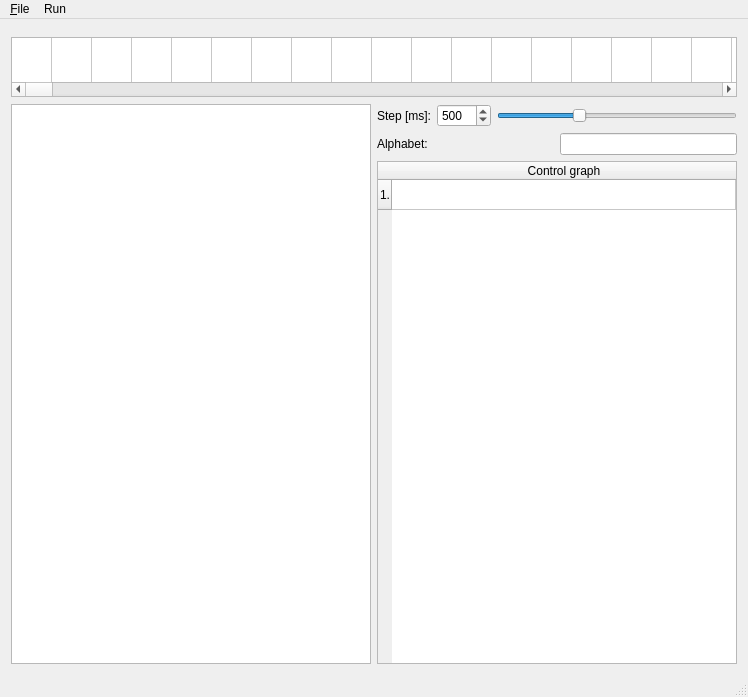
The window that TuringMachineGUI/TMMainWindow.ui (saleph/turing_machine) describes before a commit, drawn with Qt 5.
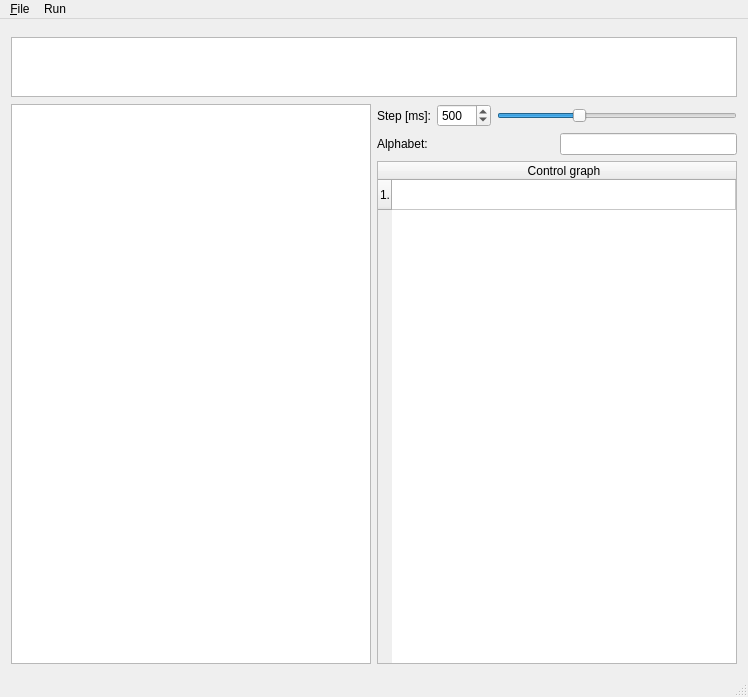
The same window after the commit. Custom widgets are drawn as their Qt base class.

Commit message: working tape model in quick

Patch:
```diff
--- a/TuringMachineGUI/TMMainWindow.ui
+++ b/TuringMachineGUI/TMMainWindow.ui
@@ -23,7 +23,7 @@
       <item>
        <layout class="QHBoxLayout" name="horizontalLayout_2">
         <item>
-         <widget class="QTableWidget" name="tapeWidget">
+         <widget class="QTableView" name="tapeWidget">
           <property name="sizePolicy">
            <sizepolicy hsizetype="Expanding" vsizetype="Fixed">
             <horstretch>0</horstretch>
@@ -53,1037 +53,6 @@
           <property name="selectionMode">
            <enum>QAbstractItemView::SingleSelection</enum>
           </property>
-          <property name="columnCount">
-           <number>1001</number>
-          </property>
-          <attribute name="horizontalHeaderVisible">
-           <bool>false</bool>
-          </attribute>
-          <attribute name="horizontalHeaderDefaultSectionSize">
-           <number>35</number>
-          </attribute>
-          <attribute name="horizontalHeaderMinimumSectionSize">
-           <number>35</number>
-          </attribute>
-          <attribute name="verticalHeaderVisible">
-           <bool>false</bool>
-          </attribute>
-          <attribute name="verticalHeaderDefaultSectionSize">
-           <number>45</number>
-          </attribute>
-          <attribute name="verticalHeaderMinimumSectionSize">
-           <number>45</number>
-          </attribute>
-          <row>
-           <property name="text">
-            <string>New Row</string>
-           </property>
-          </row>
-          <column>
-           <property name="text">
-            <string>New Column</string>
-           </property>
-          </column>
-          <column/>
-          <column/>
-          <column/>
-          <column/>
-          <column/>
-          <column/>
-          <column/>
-          <column/>
-          <column/>
-          <column/>
-          <column/>
-          <column/>
-          <column/>
-          <column/>
-          <column/>
-          <column/>
-          <column/>
-          <column/>
-          <column/>
-          <column/>
-          <column/>
-          <column/>
-          <column/>
-          <column/>
-          <column/>
-          <column/>
-          <column/>
-          <column/>
-          <column/>
-          <column/>
-          <column/>
-          <column/>
-          <column/>
-          <column/>
-          <column/>
-          <column/>
-          <column/>
-          <column/>
-          <column/>
-          <column/>
-          <column/>
-          <column/>
-          <column/>
-          <column/>
-          <column/>
-          <column/>
-          <column/>
-          <column/>
-          <column/>
-          <column/>
-          <column/>
-          <column/>
-          <column/>
-          <column/>
-          <column/>
-          <column/>
-          <column/>
-          <column/>
-          <column/>
-          <column/>
-          <column/>
-          <column/>
-          <column/>
-          <column/>
-          <column/>
-          <column/>
-          <column/>
-          <column/>
-          <column/>
-          <column/>
-          <column/>
-          <column/>
-          <column/>
-          <column/>
-          <column/>
-          <column/>
-          <column/>
-          <column/>
-          <column/>
-          <column/>
-          <column/>
-          <column/>
-          <column/>
-          <column/>
-          <column/>
-          <column/>
-          <column/>
-          <column/>
-          <column/>
-          <column/>
-          <column/>
-          <column/>
-          <column/>
-          <column/>
-          <column/>
-          <column/>
-          <column/>
-          <column/>
-          <column/>
-          <column/>
-          <column/>
-          <column/>
-          <column/>
-          <column/>
-          <column/>
-          <column/>
-          <column/>
-          <column/>
-          <column/>
-          <column/>
-          <column/>
-          <column/>
-          <column/>
-          <column/>
-          <column/>
-          <column/>
-          <column/>
-          <column/>
-          <column/>
-          <column/>
-          <column/>
-          <column/>
-          <column/>
-          <column/>
-          <column/>
-          <column/>
-          <column/>
-          <column/>
-          <column/>
-          <column/>
-          <column/>
-          <column/>
-          <column/>
-          <column/>
-          <column/>
-          <column/>
-          <column/>
-          <column/>
-          <column/>
-          <column/>
-          <column/>
-          <column/>
-          <column/>
-          <column/>
-          <column/>
-          <column/>
-          <column/>
-          <column/>
-          <column/>
-          <column/>
-          <column/>
-          <column/>
-          <column/>
-          <column/>
-          <column/>
-          <column/>
-          <column/>
-          <column/>
-          <column/>
-          <column/>
-          <column/>
-          <column/>
-          <column/>
-          <column/>
-          <column/>
-          <column/>
-          <column/>
-          <column/>
-          <column/>
-          <column/>
-          <column/>
-          <column/>
-          <column/>
-          <column/>
-          <column/>
-          <column/>
-          <column/>
-          <column/>
-          <column/>
-          <column/>
-          <column/>
-          <column/>
-          <column/>
-          <column/>
-          <column/>
-          <column/>
-          <column/>
-          <column/>
-          <column/>
-          <column/>
-          <column/>
-          <column/>
-          <column/>
-          <column/>
-          <column/>
-          <column/>
-          <column/>
-          <column/>
-          <column/>
-          <column/>
-          <column/>
-          <column/>
-          <column/>
-          <column/>
-          <column/>
-          <column/>
-          <column/>
-          <column/>
-          <column/>
-          <column/>
-          <column/>
-          <column/>
-          <column/>
-          <column/>
-          <column/>
-          <column/>
-          <column/>
-          <column/>
-          <column/>
-          <column/>
-          <column/>
-          <column/>
-          <column/>
-          <column/>
-          <column/>
-          <column/>
-          <column/>
-          <column/>
-          <column/>
-          <column/>
-          <column/>
-          <column/>
-          <column/>
-          <column/>
-          <column/>
-          <column/>
-          <column/>
-          <column/>
-          <column/>
-          <column/>
-          <column/>
-          <column/>
-          <column/>
-          <column/>
-          <column/>
-          <column/>
-          <column/>
-          <column/>
-          <column/>
-          <column/>
-          <column/>
-          <column/>
-          <column/>
-          <column/>
-          <column/>
-          <column/>
-          <column/>
-          <column/>
-          <column/>
-          <column/>
-          <column/>
-          <column/>
-          <column/>
-          <column/>
-          <column/>
-          <column/>
-          <column/>
-          <column/>
-          <column/>
-          <column/>
-          <column/>
-          <column/>
-          <column/>
-          <column/>
-          <column/>
-          <column/>
-          <column/>
-          <column/>
-          <column/>
-          <column/>
-          <column/>
-          <column/>
-          <column/>
-          <column/>
-          <column/>
-          <column/>
-          <column/>
-          <column/>
-          <column/>
-          <column/>
-          <column/>
-          <column/>
-          <column/>
-          <column/>
-          <column/>
-          <column/>
-          <column/>
-          <column/>
-          <column/>
-          <column/>
-          <column/>
-          <column/>
-          <column/>
-          <column/>
-          <column/>
-          <column/>
-          <column/>
-          <column/>
-          <column/>
-          <column/>
-          <column/>
-          <column/>
-          <column/>
-          <column/>
-          <column/>
-          <column/>
-          <column/>
-          <column/>
-          <column/>
-          <column/>
-          <column/>
-          <column/>
-          <column/>
-          <column/>
-          <column/>
-          <column/>
-          <column/>
-          <column/>
-          <column/>
-          <column/>
-          <column/>
-          <column/>
-          <column/>
-          <column/>
-          <column/>
-          <column/>
-          <column/>
-          <column/>
-          <column/>
-          <column/>
-          <column/>
-          <column/>
-          <column/>
-          <column/>
-          <column/>
-          <column/>
-          <column/>
-          <column/>
-          <column/>
-          <column/>
-          <column/>
-          <column/>
-          <column/>
-          <column/>
-          <column/>
-          <column/>
-          <column/>
-          <column/>
-          <column/>
-          <column/>
-          <column/>
-          <column/>
-          <column/>
-          <column/>
-          <column/>
-          <column/>
-          <column/>
-          <column/>
-          <column/>
-          <column/>
-          <column/>
-          <column/>
-          <column/>
-          <column/>
-          <column/>
-          <column/>
-          <column/>
-          <column/>
-          <column/>
-          <column/>
-          <column/>
-          <column/>
-          <column/>
-          <column/>
-          <column/>
-          <column/>
-          <column/>
-          <column/>
-          <column/>
-          <column/>
-          <column/>
-          <column/>
-          <column/>
-          <column/>
-          <column/>
-          <column/>
-          <column/>
-          <column/>
-          <column/>
-          <column/>
-          <column/>
-          <column/>
-          <column/>
-          <column/>
-          <column/>
-          <column/>
-          <column/>
-          <column/>
-          <column/>
-          <column/>
-          <column/>
-          <column/>
-          <column/>
-          <column/>
-          <column/>
-          <column/>
-          <column/>
-          <column/>
-          <column/>
-          <column/>
-          <column/>
-          <column/>
-          <column/>
-          <column/>
-          <column/>
-          <column/>
-          <column/>
-          <column/>
-          <column/>
-          <column/>
-          <column/>
-          <column/>
-          <column/>
-          <column/>
-          <column/>
-          <column/>
-          <column/>
-          <column/>
-          <column/>
-          <column/>
-          <column/>
-          <column/>
-          <column/>
-          <column/>
-          <column/>
-          <column/>
-          <column/>
-          <column/>
-          <column/>
-          <column/>
-          <column/>
-          <column/>
-          <column/>
-          <column/>
-          <column/>
-          <column/>
-          <column/>
-          <column/>
-          <column/>
-          <column/>
-          <column/>
-          <column/>
-          <column/>
-          <column/>
-          <column/>
-          <column/>
-          <column/>
-          <column/>
-          <column/>
-          <column/>
-          <column/>
-          <column/>
-          <column/>
-          <column/>
-          <column/>
-          <column/>
-          <column/>
-          <column/>
-          <column/>
-          <column/>
-          <column/>
-          <column/>
-          <column/>
-          <column/>
-          <column/>
-          <column/>
-          <column/>
-          <column/>
-          <column/>
-          <column/>
-          <column/>
-          <column/>
-          <column/>
-          <column/>
-          <column/>
-          <column/>
-          <column/>
-          <column/>
-          <column/>
-          <column/>
-          <column/>
-          <column/>
-          <column/>
-          <column/>
-          <column/>
-          <column/>
-          <column/>
-          <column/>
-          <column/>
-          <column/>
-          <column/>
-          <column/>
-          <column/>
-          <column/>
-          <column/>
-          <column/>
-          <column/>
-          <column/>
-          <column/>
-          <column/>
-          <column/>
-          <column/>
-          <column/>
-          <column/>
-          <column/>
-          <column/>
-          <column/>
-          <column/>
-          <column/>
-          <column/>
-          <column/>
-          <column/>
-          <column/>
-          <column/>
-          <column/>
-          <column/>
-          <column/>
-          <column/>
-          <column/>
-          <column/>
-          <column/>
-          <column/>
-          <column/>
-          <column/>
-          <column/>
-          <column/>
-          <column/>
-          <column/>
-          <column/>
-          <column/>
-          <column/>
-          <column/>
-          <column/>
-          <column/>
-          <column/>
-          <column/>
-          <column/>
-          <column/>
-          <column/>
-          <column/>
-          <column/>
-          <column/>
-          <column/>
-          <column/>
-          <column/>
-          <column/>
-          <column/>
-          <column/>
-          <column/>
-          <column/>
-          <column/>
-          <column/>
-          <column/>
-          <column/>
-          <column/>
-          <column/>
-          <column/>
-          <column/>
-          <column/>
-          <column/>
-          <column/>
-          <column/>
-          <column/>
-          <column/>
-          <column/>
-          <column/>
-          <column/>
-          <column/>
-          <column/>
-          <column/>
-          <column/>
-          <column/>
-          <column/>
-          <column/>
-          <column/>
-          <column/>
-          <column/>
-          <column/>
-          <column/>
-          <column/>
-          <column/>
-          <column/>
-          <column/>
-          <column/>
-          <column/>
-          <column/>
-          <column/>
-          <column/>
-          <column/>
-          <column/>
-          <column/>
-          <column/>
-          <column/>
-          <column/>
-          <column/>
-          <column/>
-          <column/>
-          <column/>
-          <column/>
-          <column/>
-          <column/>
-          <column/>
-          <column/>
-          <column/>
-          <column/>
-          <column/>
-          <column/>
-          <column/>
-          <column/>
-          <column/>
-          <column/>
-          <column/>
-          <column/>
-          <column/>
-          <column/>
-          <column/>
-          <column/>
-          <column/>
-          <column/>
-          <column/>
-          <column/>
-          <column/>
-          <column/>
-          <column/>
-          <column/>
-          <column/>
-          <column/>
-          <column/>
-          <column/>
-          <column/>
-          <column/>
-          <column/>
-          <column/>
-          <column/>
-          <column/>
-          <column/>
-          <column/>
-          <column/>
-          <column/>
-          <column/>
-          <column/>
-          <column/>
-          <column/>
-          <column/>
-          <column/>
-          <column/>
-          <column/>
-          <column/>
-          <column/>
-          <column/>
-          <column/>
-          <column/>
-          <column/>
-          <column/>
-          <column/>
-          <column/>
-          <column/>
-          <column/>
-          <column/>
-          <column/>
-          <column/>
-          <column/>
-          <column/>
-          <column/>
-          <column/>
-          <column/>
-          <column/>
-          <column/>
-          <column/>
-          <column/>
-          <column/>
-          <column/>
-          <column/>
-          <column/>
-          <column/>
-          <column/>
-          <column/>
-          <column/>
-          <column/>
-          <column/>
-          <column/>
-          <column/>
-          <column/>
-          <column/>
-          <column/>
-          <column/>
-          <column/>
-          <column/>
-          <column/>
-          <column/>
-          <column/>
-          <column/>
-          <column/>
-          <column/>
-          <column/>
-          <column/>
-          <column/>
-          <column/>
-          <column/>
-          <column/>
-          <column/>
-          <column/>
-          <column/>
-          <column/>
-          <column/>
-          <column/>
-          <column/>
-          <column/>
-          <column/>
-          <column/>
-          <column/>
-          <column/>
-          <column/>
-          <column/>
-          <column/>
-          <column/>
-          <column/>
-          <column/>
-          <column/>
-          <column/>
-          <column/>
-          <column/>
-          <column/>
-          <column/>
-          <column/>
-          <column/>
-          <column/>
-          <column/>
-          <column/>
-          <column/>
-          <column/>
-          <column/>
-          <column/>
-          <column/>
-          <column/>
-          <column/>
-          <column/>
-          <column/>
-          <column/>
-          <column/>
-          <column/>
-          <column/>
-          <column/>
-          <column/>
-          <column/>
-          <column/>
-          <column/>
-          <column/>
-          <column/>
-          <column/>
-          <column/>
-          <column/>
-          <column/>
-          <column/>
-          <column/>
-          <column/>
-          <column/>
-          <column/>
-          <column/>
-          <column/>
-          <column/>
-          <column/>
-          <column/>
-          <column/>
-          <column/>
-          <column/>
-          <column/>
-          <column/>
-          <column/>
-          <column/>
-          <column/>
-          <column/>
-          <column/>
-          <column/>
-          <column/>
-          <column/>
-          <column/>
-          <column/>
-          <column/>
-          <column/>
-          <column/>
-          <column/>
-          <column/>
-          <column/>
-          <column/>
-          <column/>
-          <column/>
-          <column/>
-          <column/>
-          <column/>
-          <column/>
-          <column/>
-          <column/>
-          <column/>
-          <column/>
-          <column/>
-          <column/>
-          <column/>
-          <column/>
-          <column/>
-          <column/>
-          <column/>
-          <column/>
-          <column/>
-          <column/>
-          <column/>
-          <column/>
-          <column/>
-          <column/>
-          <column/>
-          <column/>
-          <column/>
-          <column/>
-          <column/>
-          <column/>
-          <column/>
-          <column/>
-          <column/>
-          <column/>
-          <column/>
-          <column/>
-          <column/>
-          <column/>
-          <column/>
-          <column/>
-          <column/>
-          <column/>
-          <column/>
-          <column/>
-          <column/>
-          <column/>
-          <column/>
-          <column/>
-          <column/>
-          <column/>
-          <column/>
-          <column/>
-          <column/>
-          <column/>
-          <column/>
-          <column/>
-          <column/>
-          <column/>
-          <column/>
-          <column/>
-          <column/>
-          <column/>
-          <column/>
-          <column/>
-          <column/>
-          <column/>
-          <column/>
-          <column/>
-          <column/>
-          <column/>
-          <column/>
-          <column/>
-          <column/>
-          <column/>
-          <column/>
-          <column/>
-          <column/>
-          <column/>
-          <column/>
-          <column/>
-          <column/>
-          <column/>
-          <column/>
-          <column/>
-          <column/>
-          <column/>
-          <column/>
-          <column/>
-          <column/>
-          <column/>
-          <column/>
-          <column/>
-          <column/>
-          <column/>
-          <column/>
-          <column/>
-          <column/>
-          <column/>
-          <column/>
-          <column/>
-          <column/>
-          <column/>
-          <column/>
-          <column/>
-          <column/>
-          <column/>
-          <column/>
-          <column/>
-          <column/>
-          <column/>
-          <column/>
-          <column/>
-          <column/>
-          <column/>
-          <column/>
-          <column/>
-          <column/>
-          <column/>
-          <column/>
-          <column/>
-          <column/>
-          <column/>
-          <column/>
-          <column/>
-          <column/>
-          <column/>
-          <column/>
-          <column/>
-          <column/>
-          <column/>
-          <column/>
-          <column/>
-          <column/>
-          <column/>
-          <column/>
-          <column/>
-          <column/>
-          <column/>
-          <column/>
-          <column/>
-          <column/>
-          <column/>
-          <column/>
-          <column/>
-          <column/>
-          <column/>
-          <column/>
-          <column/>
-          <column/>
-          <column/>
-          <column/>
-          <column/>
-          <column/>
-          <column/>
-          <column/>
-          <column/>
-          <column/>
-          <column/>
-          <column/>
-          <column/>
-          <column/>
-          <column/>
-          <column/>
-          <column/>
-          <column/>
-          <column/>
-          <column/>
-          <column/>
-          <column/>
-          <column/>
-          <column/>
-          <column/>
-          <column/>
-          <column/>
-          <column/>
-          <column/>
-          <column/>
-          <column/>
-          <column/>
-          <column/>
-          <column/>
-          <column/>
-          <column/>
-          <column/>
-          <column/>
-          <column/>
-          <column/>
-          <column/>
-          <column/>
-          <column/>
-          <column/>
-          <column/>
-          <column/>
-          <column/>
-          <column/>
          </widget>
         </item>
        </layout>
```
The commit also changes 19 other files.
